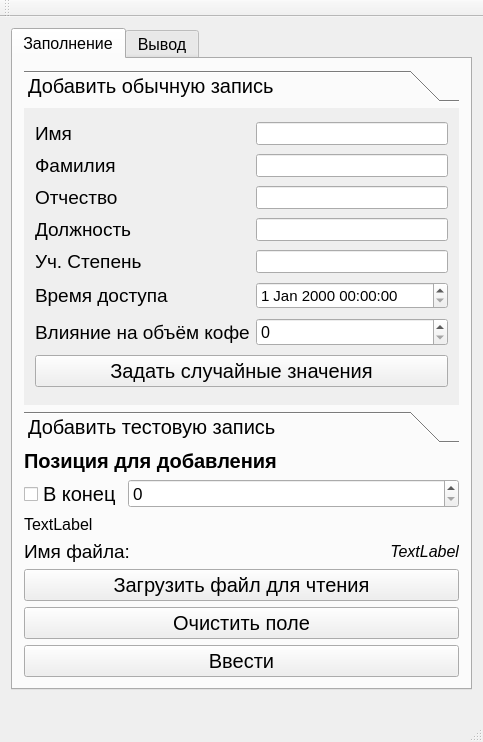
Above: mainwindow.ui from sedoy-jango-2/Coffe-check before the change. Below: the same form after it.
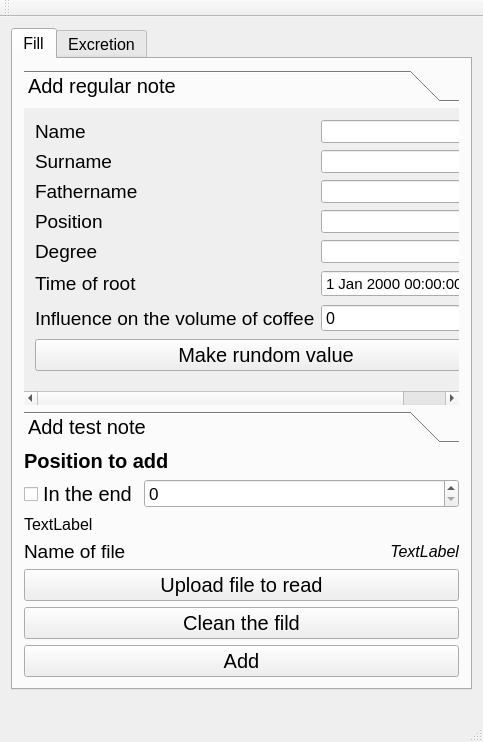
That is the form after the change. The open tabs and pages were chosen to show the change.

Commit message: add english language

```diff
--- a/mainwindow.ui
+++ b/mainwindow.ui
@@ -34,7 +34,7 @@
         </property>
         <widget class="QWidget" name="tab">
          <attribute name="title">
-          <string>Заполнение</string>
+          <string>Fill</string>
          </attribute>
          <layout class="QGridLayout" name="gridLayout_5">
           <item row="0" column="0">
@@ -54,12 +54,12 @@
               <rect>
                <x>0</x>
                <y>0</y>
-               <width>433</width>
-               <height>296</height>
+               <width>482</width>
+               <height>279</height>
               </rect>
              </property>
              <attribute name="label">
-              <string>Добавить обычную запись</string>
+              <string>Add regular note</string>
              </attribute>
              <layout class="QGridLayout" name="gridLayout_4">
               <item row="1" column="0">
@@ -70,7 +70,7 @@
                  </font>
                 </property>
                 <property name="text">
-                 <string>Имя</string>
+                 <string>Name</string>
                 </property>
                </widget>
               </item>
@@ -91,7 +91,7 @@
                  </font>
                 </property>
                 <property name="text">
-                 <string>Фамилия</string>
+                 <string>Surname</string>
                 </property>
                </widget>
               </item>
@@ -112,7 +112,7 @@
                  </font>
                 </property>
                 <property name="text">
-                 <string>Отчество</string>
+                 <string>Fathername</string>
                 </property>
                </widget>
               </item>
@@ -133,7 +133,7 @@
                  </font>
                 </property>
                 <property name="text">
-                 <string>Должность</string>
+                 <string>Position</string>
                 </property>
                </widget>
               </item>
@@ -154,7 +154,7 @@
                  </font>
                 </property>
                 <property name="text">
-                 <string>Уч. Степень</string>
+                 <string>Degree</string>
                 </property>
                </widget>
               </item>
@@ -175,7 +175,7 @@
                  </font>
                 </property>
                 <property name="text">
-                 <string>Время доступа</string>
+                 <string>Time of root</string>
                 </property>
                </widget>
               </item>
@@ -196,7 +196,7 @@
                  </font>
                 </property>
                 <property name="text">
-                 <string>Влияние на объём кофе</string>
+                 <string>Influence on the volume of coffee</string>
                 </property>
                </widget>
               </item>
@@ -217,7 +217,7 @@
                  </font>
                 </property>
                 <property name="text">
-                 <string>Задать случайные значения</string>
+                 <string>Make rundom value</string>
                 </property>
                </widget>
               </item>
@@ -233,7 +233,7 @@
               </rect>
              </property>
              <attribute name="label">
-              <string>Добавить тестовую запись</string>
+              <string>Add test note</string>
              </attribute>
              <layout class="QGridLayout" name="gridLayout_2">
               <item row="0" column="0">
@@ -303,7 +303,7 @@
              </font>
             </property>
             <property name="text">
-             <string>Позиция для добавления</string>
+             <string>Position to add</string>
             </property>
            </widget>
           </item>
@@ -317,7 +317,7 @@
                </font>
               </property>
               <property name="text">
-               <string>В конец</string>
+               <string>In the end</string>
               </property>
              </widget>
             </item>
@@ -357,7 +357,7 @@
                </font>
               </property>
               <property name="text">
-               <string>Загрузить файл для чтения</string>
+               <string>Upload file to read</string>
               </property>
              </widget>
             </item>
@@ -369,7 +369,7 @@
                </font>
               </property>
               <property name="text">
-               <string>Имя файла:</string>
+               <string>Name of file</string>
               </property>
              </widget>
             </item>
@@ -400,7 +400,7 @@
                </font>
               </property>
               <property name="text">
-               <string>Ввести</string>
+               <string>Add</string>
               </property>
              </widget>
             </item>
@@ -414,7 +414,7 @@
              </font>
             </property>
             <property name="text">
-             <string>Очистить поле</string>
+             <string>Clean the fild</string>
             </property>
            </widget>
           </item>
@@ -422,7 +422,7 @@
         </widget>
         <widget class="QWidget" name="tab_2">
          <attribute name="title">
-          <string>Вывод</string>
+          <string>Excretion</string>
          </attribute>
          <layout class="QVBoxLayout" name="verticalLayout_5">
           <item>
```
Left out of the diff: 26 changed lines with no effect on the pictures. The commit also changes 2 other files.
